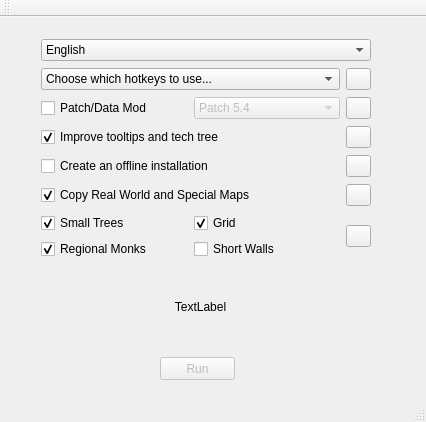
First picture: the form in mainwindow.ui, repository SiegeEngineers/WololoKingdoms, before the edit.
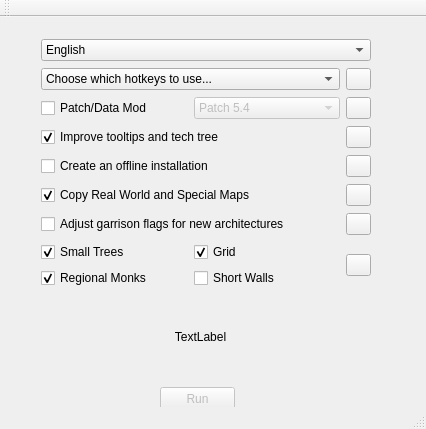
Second picture: the form after the edit.

```diff
--- a/mainwindow.ui
+++ b/mainwindow.ui
@@ -7,7 +7,7 @@
     <x>0</x>
     <y>0</y>
     <width>426</width>
-    <height>422</height>
+    <height>429</height>
    </rect>
   </property>
   <property name="windowTitle">
@@ -20,7 +20,7 @@
       <x>30</x>
       <y>10</y>
       <width>352</width>
-      <height>233</height>
+      <height>262</height>
      </rect>
     </property>
     <layout class="QGridLayout" name="gridLayout">
@@ -287,6 +287,39 @@
        </item>
       </layout>
      </item>
+     <item row="11" column="0">
+      <layout class="QHBoxLayout" name="horizontalLayout_7">
+       <item>
+        <widget class="QCheckBox" name="fixFlags">
+         <property name="text">
+          <string>Adjust garrison flags for new architectures</string>
+         </property>
+         <property name="checked">
+          <bool>false</bool>
+         </property>
+        </widget>
+       </item>
+       <item>
+        <widget class="QPushButton" name="flagsTip">
+         <property name="maximumSize">
+          <size>
+           <width>25</width>
+           <height>16777215</height>
+          </size>
+         </property>
+         <property name="toolTipDuration">
+          <number>0</number>
+         </property>
+         <property name="accessibleName">
+          <string>exeTip</string>
+         </property>
+         <property name="text">
+          <string/>
+         </property>
+        </widget>
+       </item>
+      </layout>
+     </item>
      <item row="16" column="0">
       <layout class="QHBoxLayout" name="horizontalLayout">
        <item>
@@ -368,7 +401,7 @@
     <property name="geometry">
      <rect>
       <x>160</x>
-      <y>340</y>
+      <y>370</y>
       <width>75</width>
       <height>23</height>
      </rect>
@@ -381,7 +414,7 @@
     <property name="geometry">
      <rect>
       <x>30</x>
-      <y>250</y>
+      <y>280</y>
       <width>341</width>
       <height>80</height>
      </rect>
```
Left out of the diff: 5 changed lines with no effect on the pictures.
